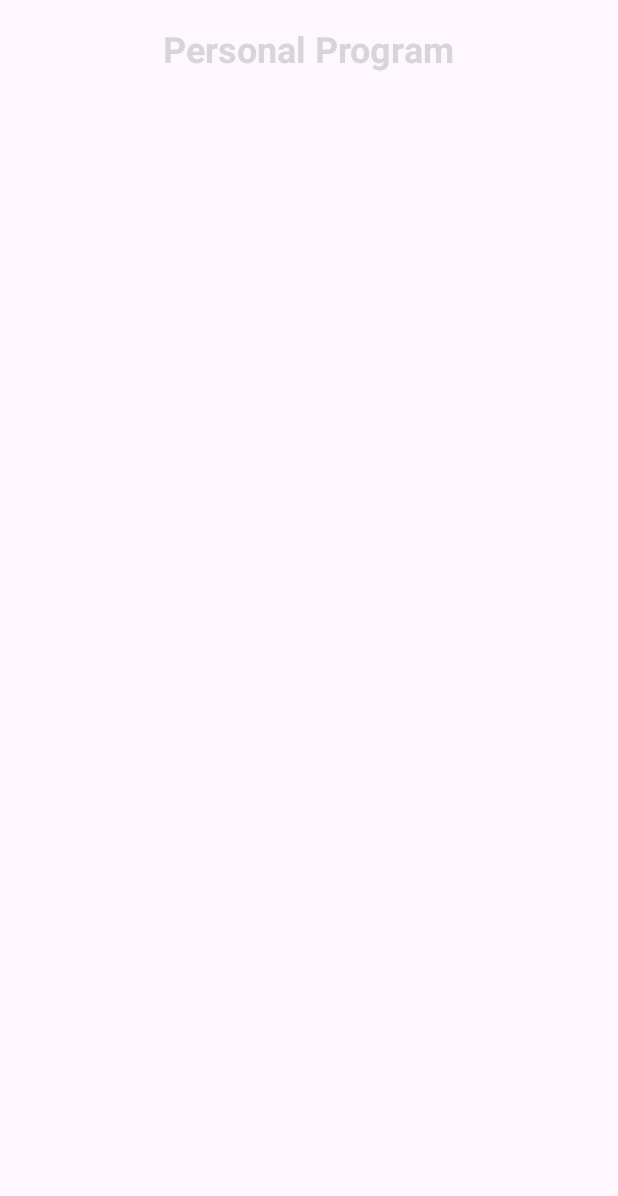
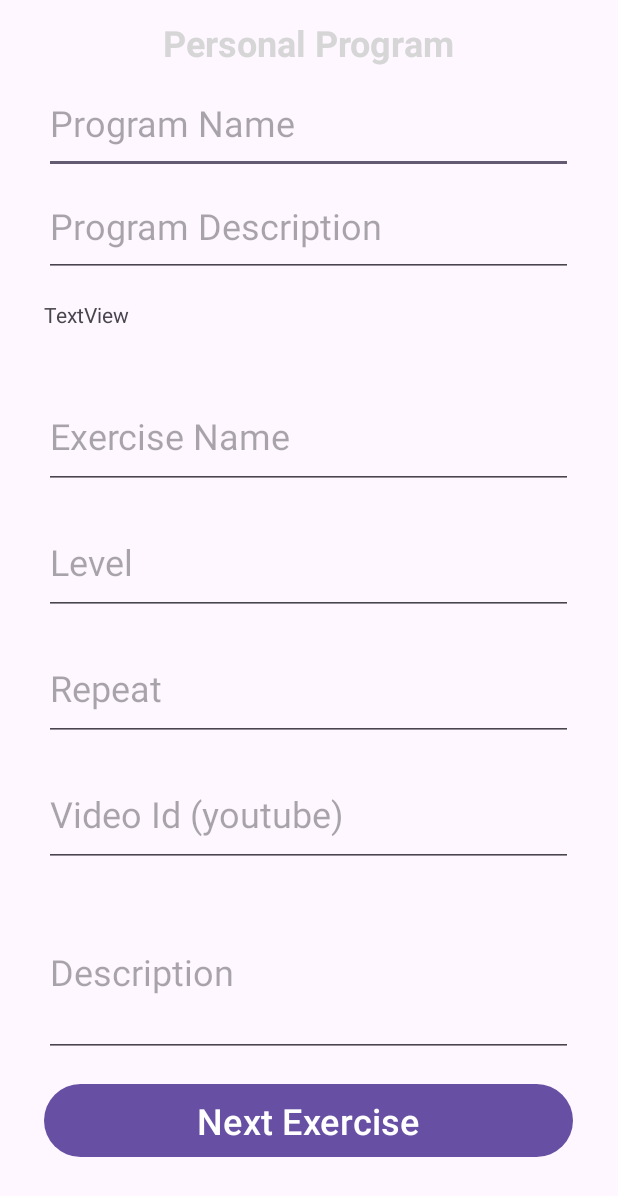
Before and after one commit to za6200/CourtMaster, an Android app: the Personal_Program screen opened directly, with no data from a screen before it, on a phone screen of 412 x 824 dp. Shown: the top 1196 px of the screen. Run offline under Robolectric (Android 15) with nearby library versions, the phone set to English and light mode, and no system bars.

Commit message:
finished Personal_Program.java design

```diff
--- a/app/src/main/java/com/example/courtmaster/Personal_Program.java
+++ b/app/src/main/java/com/example/courtmaster/Personal_Program.java
@@ -1,6 +1,7 @@
 package com.example.courtmaster;
 
 import android.os.Bundle;
+import android.view.View;
 
 import androidx.activity.EdgeToEdge;
 import androidx.appcompat.app.AppCompatActivity;
@@ -15,4 +16,7 @@ public class Personal_Program extends AppCompatActivity {
         super.onCreate(savedInstanceState);
         setContentView(R.layout.activity_personal_program);
     }
+
+    public void Next_Exercise(View view) {
+    }
 }
--- a/app/src/main/res/layout/activity_personal_program.xml
+++ b/app/src/main/res/layout/activity_personal_program.xml
@@ -38,6 +38,54 @@
         <LinearLayout
             android:layout_width="match_parent"
             android:layout_height="0dp"
+            android:layout_weight="3"
+            android:orientation="horizontal">
+
+            <LinearLayout
+                android:layout_width="match_parent"
+                android:layout_height="match_parent"
+                android:orientation="vertical">
+
+                <Space
+                    android:layout_width="match_parent"
+                    android:layout_height="0dp"
+                    android:layout_weight="0.1" />
+
+                <EditText
+                    android:id="@+id/ProgramNameET"
+                    android:layout_width="match_parent"
+                    android:layout_height="0dp"
+                    android:layout_weight="8"
+                    android:ems="10"
+                    android:hint="Program Name"
+                    android:inputType="text"
+                    android:textSize="24sp" />
+
+                <Space
+                    android:layout_width="match_parent"
+                    android:layout_height="0dp"
+                    android:layout_weight="0.1" />
+
+                <EditText
+                    android:id="@+id/ProgramDescriptionET"
+                    android:layout_width="match_parent"
+                    android:layout_height="0dp"
+                    android:layout_weight="8"
+                    android:ems="10"
+                    android:hint="Program Description"
+                    android:inputType="text"
+                    android:textSize="24sp" />
+
+                <Space
+                    android:layout_width="match_parent"
+                    android:layout_height="0dp"
+                    android:layout_weight="1" />
+            </LinearLayout>
+        </LinearLayout>
+
+        <LinearLayout
+            android:layout_width="match_parent"
+            android:layout_height="0dp"
             android:layout_weight="12"
             android:orientation="horizontal">
 
@@ -50,26 +98,111 @@
                 <Space
                     android:layout_width="match_parent"
                     android:layout_height="0dp"
-                    android:layout_weight="1" />
-            </LinearLayout>
+                    android:layout_weight="0.5" />
 
-            <LinearLayout
-                android:layout_width="0dp"
-                android:layout_height="match_parent"
-                android:layout_weight="12"
-                android:orientation="vertical">
+                <TextView
+                    android:id="@+id/ExNumberTV"
+                    android:layout_width="match_parent"
+                    android:layout_height="0dp"
+                    android:layout_weight="3"
+                    android:text="TextView" />
 
                 <Space
-                    android:layout_width="0dp"
-                    android:layout_height="match_parent"
+                    android:layout_width="match_parent"
+                    android:layout_height="0dp"
                     android:layout_weight="1" />
+
+                <EditText
+                    android:id="@+id/ExNameET"
+                    android:layout_width="match_parent"
+                    android:layout_height="0dp"
+                    android:layout_weight="5"
+                    android:ems="10"
+                    android:hint="Exercise Name"
+                    android:inputType="text"
+                    android:textSize="24sp" />
+
+                <Space
+                    android:layout_width="match_parent"
+                    android:layout_height="0dp"
+                    android:layout_weight="1" />
+
+                <EditText
+                    android:id="@+id/ExLevelET"
+                    android:layout_width="match_parent"
+                    android:layout_height="0dp"
+                    android:layout_weight="5"
+                    android:ems="10"
+                    android:hint="Level"
+                    android:inputType="text"
+                    android:textSize="24sp" />
+
+                <Space
+                    android:layout_width="match_parent"
+                    android:layout_height="0dp"
+                    android:layout_weight="1" />
+
+                <EditText
+                    android:id="@+id/ExRepeatET"
+                    android:layout_width="match_parent"
+                    android:layout_height="0dp"
+                    android:layout_weight="5"
+                    android:ems="10"
+                    android:hint="Repeat"
+                    android:inputType="text"
+                    android:textSize="24sp" />
+
+                <Space
+                    android:layout_width="match_parent"
+                    android:layout_height="0dp"
+                    android:layout_weight="1" />
+
+                <EditText
+                    android:id="@+id/ExVideoIdET"
+                    android:layout_width="match_parent"
+                    android:layout_height="0dp"
+                    android:layout_weight="5"
+                    android:ems="10"
+                    android:hint="Video Id (youtube)"
+                    android:inputType="text"
+                    android:textSize="24sp" />
+
+                <Space
+                    android:layout_width="match_parent"
+                    android:layout_height="0dp"
+                    android:layout_weight="1" />
+
+                <EditText
+                    android:id="@+id/ExDescriptionET"
+                    android:layout_width="match_parent"
+                    android:layout_height="0dp"
+                    android:layout_weight="8"
+                    android:ems="10"
+                    android:hint="Description"
+                    android:inputType="text"
+                    android:textSize="24sp" />
+
+                <Space
+                    android:layout_width="match_parent"
+                    android:layout_height="0dp"
+                    android:layout_weight="1" />
+
+                <Button
+                    android:id="@+id/NextExerciseBtn"
+                    android:layout_width="match_parent"
+                    android:layout_height="0dp"
+                    android:layout_weight="4"
+                    android:onClick="Next_Exercise"
+                    android:text="Next Exercise"
+                    android:textSize="24sp" />
+
             </LinearLayout>
         </LinearLayout>
 
         <Space
             android:layout_width="match_parent"
             android:layout_height="0dp"
-            android:layout_weight="2" />
+            android:layout_weight="1" />
 
     </LinearLayout>
 
```
